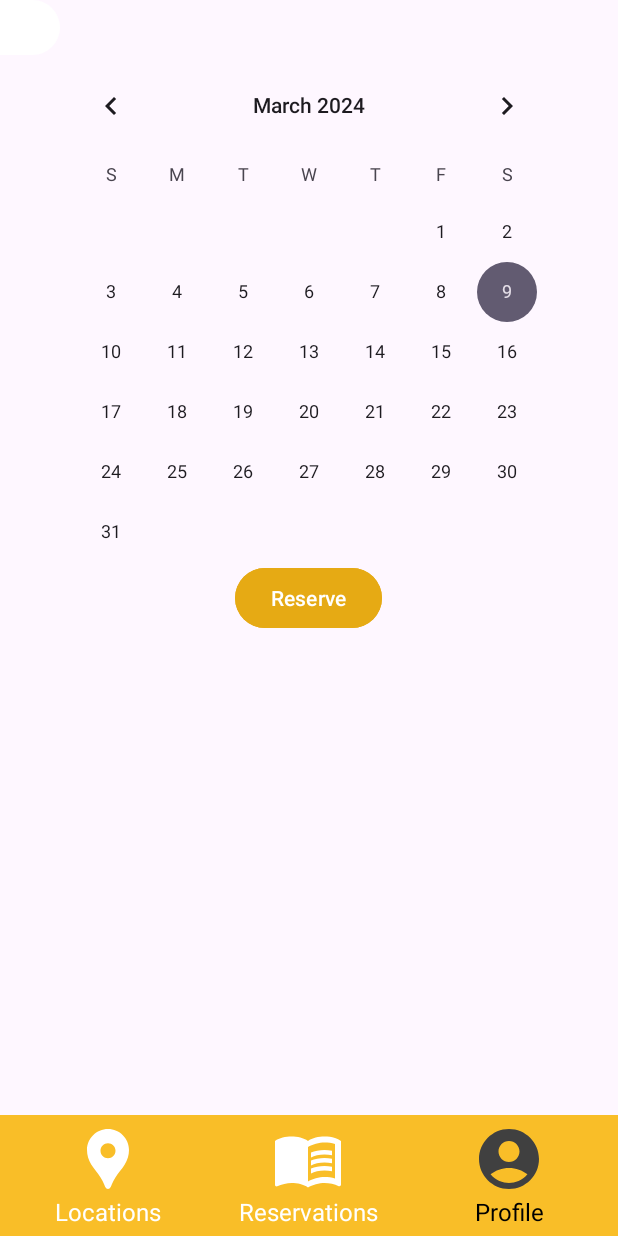
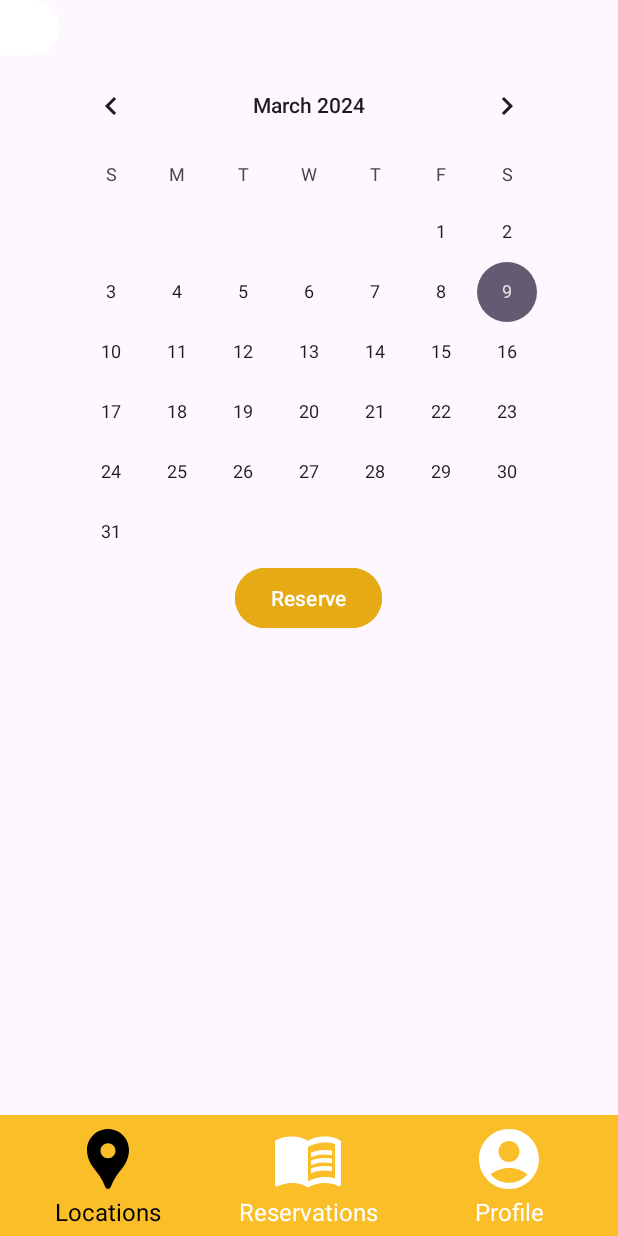
Before and after one commit to NicHerce/MOBDEV-MCO, an Android app: the ReserveLocationActivity screen opened directly, with no data from a screen before it, on a phone screen of 412 x 824 dp. Run offline under Robolectric (Android 15) with nearby library versions, the phone set to English and light mode, and no system bars; 1 statement that could not run was skipped.

Commit message:
Updated header text > text color to black on yellow background.

```diff
--- a/app/src/main/res/layout/activity_home.xml
+++ b/app/src/main/res/layout/activity_home.xml
@@ -29,7 +29,7 @@
             android:layout_height="wrap_content"
             android:layout_marginTop="16dp"
             android:text="@string/header_text1"
-            android:textColor="@color/white"
+            android:textColor="@color/black"
             android:textSize="34sp"
             android:textStyle="bold"
             app:layout_constraintEnd_toEndOf="parent"
@@ -42,7 +42,7 @@
             android:layout_width="wrap_content"
             android:layout_height="wrap_content"
             android:text="@string/header_text2"
-            android:textColor="@color/white"
+            android:textColor="@color/black"
             android:textSize="16sp"
             app:layout_constraintEnd_toEndOf="@+id/tvHomeHeader1"
             app:layout_constraintHorizontal_bias="0.0"
--- a/app/src/main/res/layout/activity_reserve_location.xml
+++ b/app/src/main/res/layout/activity_reserve_location.xml
@@ -104,7 +104,7 @@
                 android:id="@+id/ivLocationIcon"
                 android:layout_width="wrap_content"
                 android:layout_height="wrap_content"
-                app:srcCompat="@drawable/baseline_location_pin_24" />
+                app:srcCompat="@drawable/baseline_selected_location_pin_24" />
 
             <TextView
                 android:id="@+id/tvLocation"
@@ -112,7 +112,7 @@
                 android:layout_height="wrap_content"
                 android:gravity="center"
                 android:text="Locations"
-                android:textColor="@color/white"
+                android:textColor="@color/black"
                 android:textSize="16sp" />
         </LinearLayout>
 
@@ -154,7 +154,7 @@
                 android:id="@+id/ivProfileIcon"
                 android:layout_width="wrap_content"
                 android:layout_height="wrap_content"
-                android:src="@drawable/baseline_selected_account_circle_24" />
+                android:src="@drawable/baseline_account_circle_24" />
 
             <TextView
                 android:id="@+id/tvProfile"
@@ -162,7 +162,7 @@
                 android:layout_height="wrap_content"
                 android:gravity="center"
                 android:text="Profile"
-                android:textColor="@color/black"
+                android:textColor="@color/white"
                 android:textSize="16sp" />
         </LinearLayout>
 
--- a/app/src/main/res/layout/activity_view_reservations.xml
+++ b/app/src/main/res/layout/activity_view_reservations.xml
@@ -32,7 +32,7 @@
             android:layout_height="wrap_content"
             android:layout_marginTop="16dp"
             android:text="Your\nReservations"
-            android:textColor="@color/white"
+            android:textColor="@color/black"
             android:textSize="34sp"
             android:textStyle="bold"
             app:layout_constraintBottom_toBottomOf="@+id/ivHomeHeader"
```
